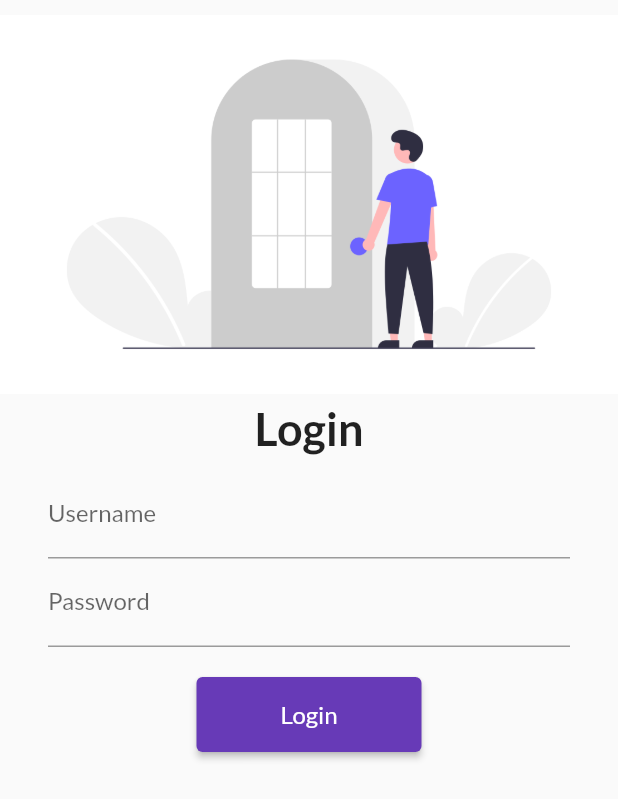
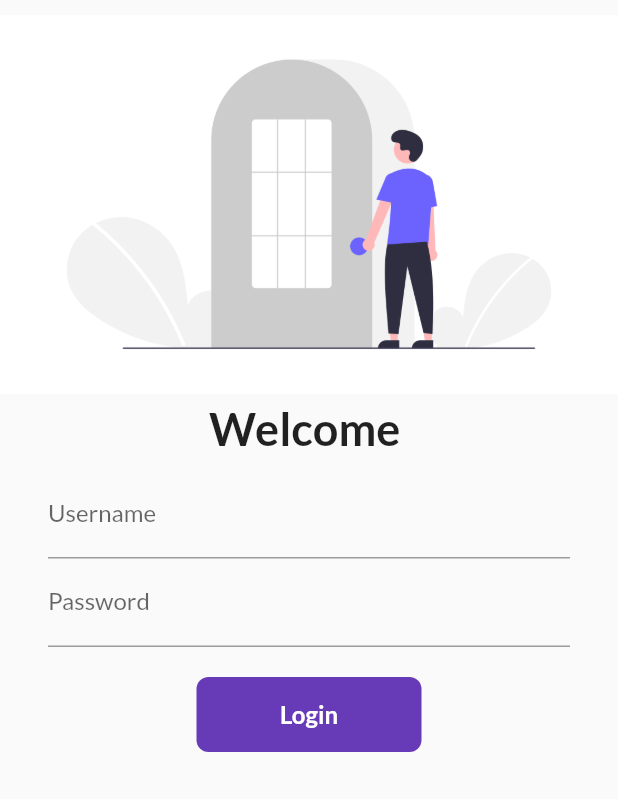
Before and after one commit to alihaidersiddique/FlutterCatlog, a Flutter app: the screen it shows after launch, on a phone screen of 412 x 824 dp. Shown: the top 799 px of the screen. Run offline on Flutter 3.47's test engine with Material 2 defaults, Android fonts, the phone set to English and light mode, and no system bars; our stand-ins replace google_fonts.

Commit message:
Day 6 Completed

```diff
--- a/lib/pages/login_page.dart
+++ b/lib/pages/login_page.dart
@@ -1,7 +1,14 @@
 import 'package:flutter/material.dart';
 import 'package:flutter_catalog/utils/routes.dart';
 
-class LoginPage extends StatelessWidget {
+class LoginPage extends StatefulWidget {
+  @override
+  _LoginPageState createState() => _LoginPageState();
+}
+
+class _LoginPageState extends State<LoginPage> {
+  String name = '';
+  bool changeBtn = false;
   @override
   Widget build(BuildContext context) {
     return Material(
@@ -19,7 +26,7 @@ class LoginPage extends StatelessWidget {
             height: 5.0,
           ),
           Text(
-            'Login',
+            'Welcome $name',
             style: TextStyle(fontSize: 30, fontWeight: FontWeight.bold),
           ),
           SizedBox(
@@ -31,6 +38,10 @@ class LoginPage extends StatelessWidget {
             child: Column(
               children: [
                 TextFormField(
+                  onChanged: (value) {
+                    name = value;
+                    setState(() {});
+                  },
                   decoration: InputDecoration(
                       hintText: 'enter username', labelText: 'Username'),
                 ),
@@ -44,16 +55,46 @@ class LoginPage extends StatelessWidget {
                 SizedBox(
                   height: 20.0,
                 ),
-                ElevatedButton(
-                  onPressed: () {
+                InkWell(
+                  onTap: () async {
+                    setState(() => changeBtn = true);
+                    await Future.delayed(Duration(seconds: 1));
                     Navigator.pushNamed(context, MyRoutes.homeRoute);
                   },
-                  child: Text(
-                    "Login",
-                    style: TextStyle(fontSize: 16),
+                  child: AnimatedContainer(
+                    duration: Duration(seconds: 1),
+                    height: 50.0,
+                    width: changeBtn ? 50.0 : 150.0,
+                    alignment: Alignment.center,
+                    child: changeBtn
+                        ? Icon(
+                            Icons.done,
+                            color: Colors.white,
+                          )
+                        : Text(
+                            'Login',
+                            style: TextStyle(
+                                color: Colors.white,
+                                fontSize: 16,
+                                fontWeight: FontWeight.bold),
+                          ),
+                    decoration: BoxDecoration(
+                      // shape: changeBtn ? BoxShape.circle : BoxShape.rectangle,
+                      borderRadius: BorderRadius.circular(changeBtn ? 50 : 8),
+                      color: Colors.deepPurple,
+                    ),
                   ),
-                  style: TextButton.styleFrom(minimumSize: Size(150, 50)),
                 )
+                // ElevatedButton(
+                //   onPressed: () {
+                //     Navigator.pushNamed(context, MyRoutes.homeRoute);
+                //   },
+                //   child: Text(
+                //     "Login",
+                //     style: TextStyle(fontSize: 16),
+                //   ),
+                //   style: TextButton.styleFrom(minimumSize: Size(150, 50)),
+                // )
               ],
             ),
           )
```
